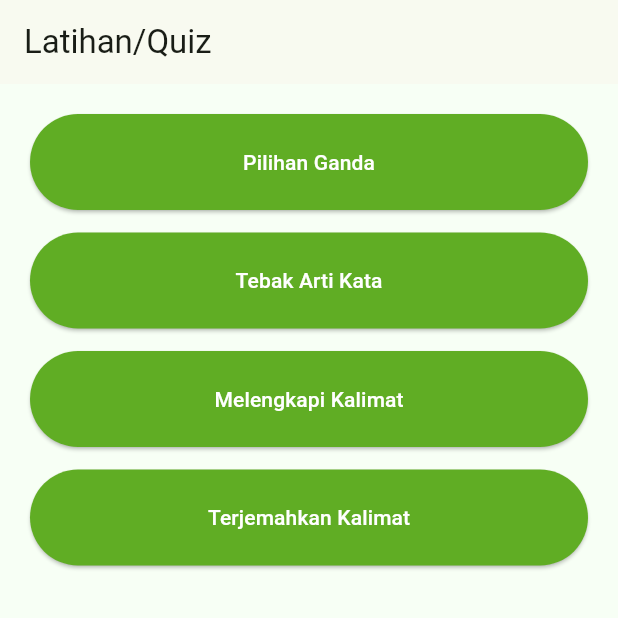
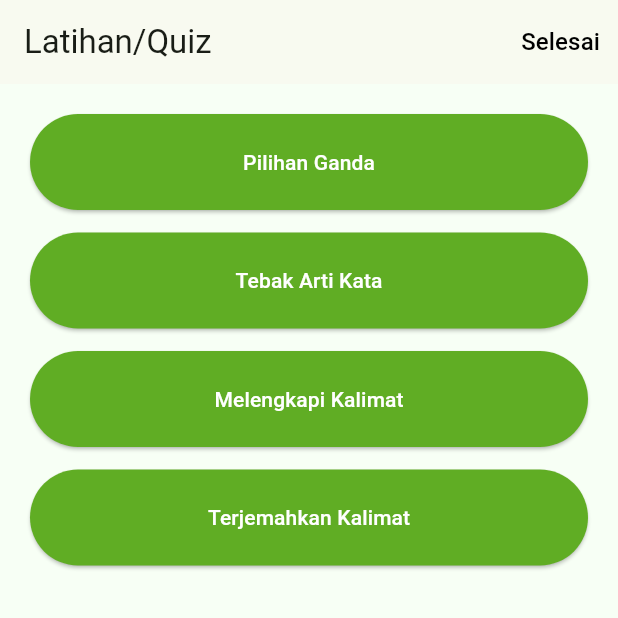
Before and after one commit to nadia535250186-pixel/Moprog-uas, a Flutter app: the screen it shows after launch, on a phone screen of 412 x 824 dp, the top half of it. Run offline on Flutter 3.47's test engine with Material 3 defaults, Android fonts, the phone set to English and light mode, and no system bars; our stand-ins replace cloud_firestore, firebase_auth, firebase_core, image_picker, shared_preferences; accounts and stored records are empty.

Commit message:
Menambah pengumpulan dan return hasil kuis di menu kuis

```diff
--- a/lib/pages/quiz/multiple_choice_page.dart
+++ b/lib/pages/quiz/multiple_choice_page.dart
@@ -75,7 +75,7 @@ class _MultipleChoicePageState extends State<MultipleChoicePage> {
               ),
               TextButton(
                 onPressed: () {
-                  Navigator.pop(context);
+                  Navigator.pop(dialogContext);
                   Navigator.pop(
                     context,
                     QuizResult(
--- a/lib/pages/quiz/quiz_menu_page.dart
+++ b/lib/pages/quiz/quiz_menu_page.dart
@@ -34,35 +34,50 @@ class QuizMenuPageState extends State<QuizMenuPage> {
         }
     }
 
+    void returnResult() {
+      Navigator.pop(
+        context,
+        QuizResult(
+          correctAnswers: totalCorrect,
+          wrongAnswers: totalWrong,
+          totalQuestions: totalQuestions,
+          ),
+        );
+    }
+
   @override
   Widget build(BuildContext context) {
     return Scaffold(
       appBar: AppBar(
-        title: const Text('Latihan/Quiz')
+        title: const Text('Latihan/Quiz'),
+        actions: [
+          TextButton(
+            onPressed: returnResult,
+            child: const Text('Selesai', style: TextStyle(color: Colors.black, fontSize: 16),
+            ),
+          ),
+        ],
       ),
       body: Padding(
         padding: const EdgeInsets.all(20),
         child: Column(
           children: [
-            buildMenu(context, 'Pilihan Ganda', const MultipleChoicePage()),
-            buildMenu(context, 'Tebak Arti Kata', const WordMeaningPage()),
-            buildMenu(context, 'Melengkapi Kalimat', const CompleteSentencePage()),
-            buildMenu(context, 'Terjemahkan Kalimat', const TranslateSentencePage()),
+            buildMenu('Pilihan Ganda', const MultipleChoicePage()),
+            buildMenu('Tebak Arti Kata', const WordMeaningPage()),
+            buildMenu('Melengkapi Kalimat', const CompleteSentencePage()),
+            buildMenu('Terjemahkan Kalimat', const TranslateSentencePage()),
 
           ],
         ),),
     );
   }
-  }
 
-Widget buildMenu(BuildContext context, String title, Widget page) {
+  Widget buildMenu(String title, Widget page) {
     return Container(
       width: double.infinity,
       margin: const EdgeInsets.only(bottom: 15),
       child: ElevatedButton(
-      onPressed: () {
-        Navigator.push(context, MaterialPageRoute(builder: (context) => page));
-      },
+        onPressed: () => openQuiz(page),
         style: ElevatedButton.styleFrom(
           padding: const EdgeInsets.all(22),
           backgroundColor: const Color.fromARGB(255, 96, 173, 36),
@@ -72,3 +87,4 @@ Widget buildMenu(BuildContext context, String title, Widget page) {
         ),
     );
   }
+}
```
Lines whose indentation alone changed are shown as unchanged.
